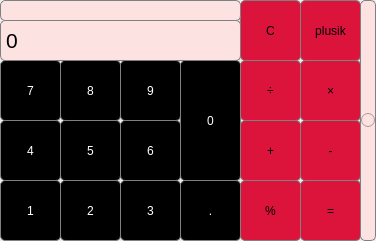
Qt form mainwindow.ui (calculator22105/calculator) before a commit.
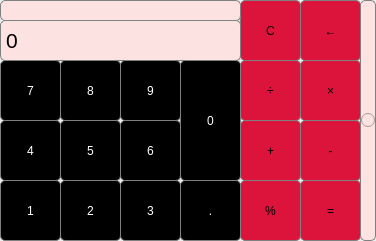
The same form after that commit.

What changed in the file:
```diff
--- a/mainwindow.ui
+++ b/mainwindow.ui
@@ -545,7 +545,7 @@
 }</string>
     </property>
     <property name="text">
-     <string>plusik</string>
+     <string>←</string>
     </property>
    </widget>
    <widget class="QRadioButton" name="radioButton">
```
